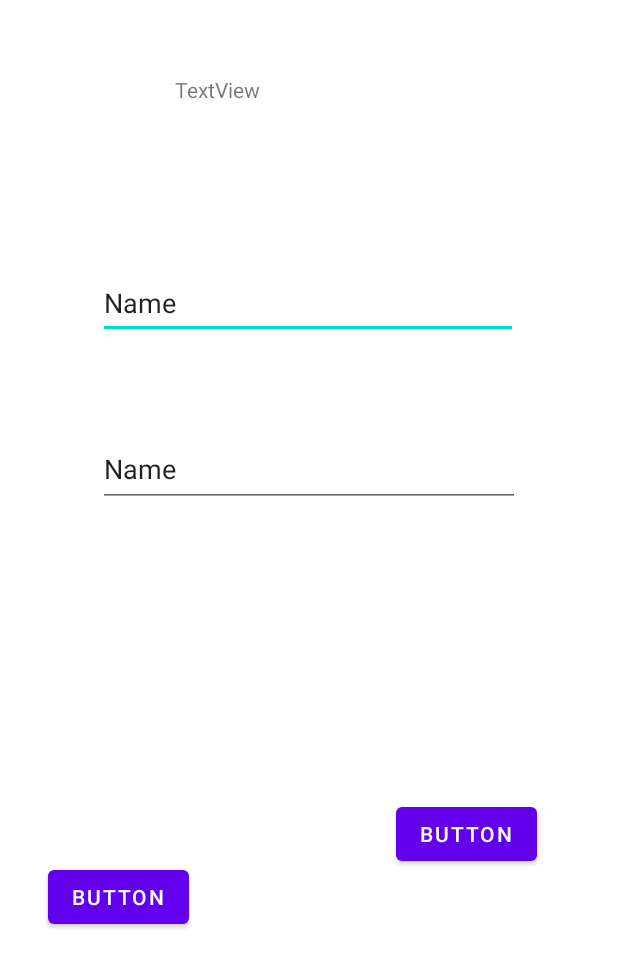
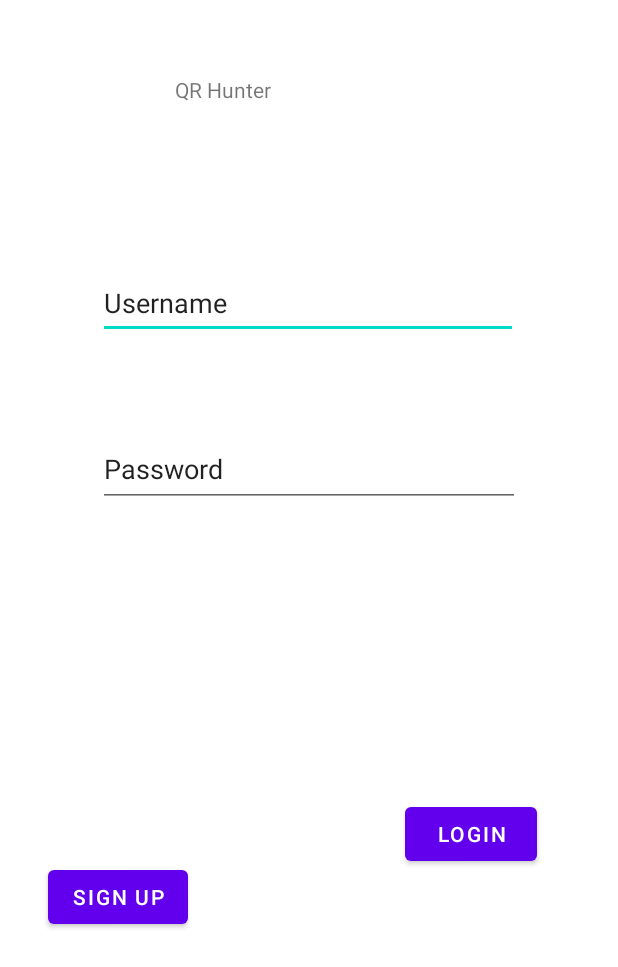
Before and after one commit to CMPUT301W22T05/QRHunter, an Android app: the layout signup.xml on its own in the app's theme, with its tools: preview values and no code run, on a phone screen of 412 x 824 dp. Shown: the top 967 px of the screen. Run offline under Robolectric (Android 15) with nearby library versions, the light colour scheme and no system bars.

Commit message:
Add files via upload

```diff
--- a/version 1/app/src/main/res/layout/signup.xml
+++ b/version 1/app/src/main/res/layout/signup.xml
@@ -10,7 +10,7 @@
         android:layout_width="179dp"
         android:layout_height="49dp"
         android:layout_marginTop="50dp"
-        android:text="TextView"
+        android:text="QR Hunter"
         app:layout_constraintEnd_toEndOf="parent"
         app:layout_constraintStart_toStartOf="parent"
         app:layout_constraintTop_toTopOf="parent" />
@@ -22,7 +22,7 @@
         android:layout_marginTop="178dp"
         android:ems="10"
         android:inputType="textPersonName"
-        android:text="Name"
+        android:text="Username"
         app:layout_constraintEnd_toEndOf="parent"
         app:layout_constraintHorizontal_bias="0.496"
         app:layout_constraintStart_toStartOf="parent"
@@ -37,7 +37,7 @@
         android:layout_marginEnd="65dp"
         android:ems="10"
         android:inputType="textPersonName"
-        android:text="Name"
+        android:text="Password"
         app:layout_constraintEnd_toEndOf="parent"
         app:layout_constraintStart_toStartOf="parent"
         app:layout_constraintTop_toBottomOf="@+id/editTextTextPersonName" />
@@ -48,7 +48,7 @@
         android:layout_height="wrap_content"
         android:layout_marginStart="32dp"
         android:layout_marginBottom="202dp"
-        android:text="Button"
+        android:text="Sign Up"
         app:layout_constraintBottom_toBottomOf="parent"
         app:layout_constraintStart_toStartOf="parent" />
 
@@ -59,7 +59,7 @@
         android:layout_marginTop="199dp"
         android:layout_marginEnd="54dp"
         android:layout_marginBottom="200dp"
-        android:text="Button"
+        android:text="Login"
         app:layout_constraintBottom_toBottomOf="parent"
         app:layout_constraintEnd_toEndOf="parent"
         app:layout_constraintTop_toTopOf="@+id/editTextTextPersonName2" />
```
Also changed, not shown: 1 other file.
